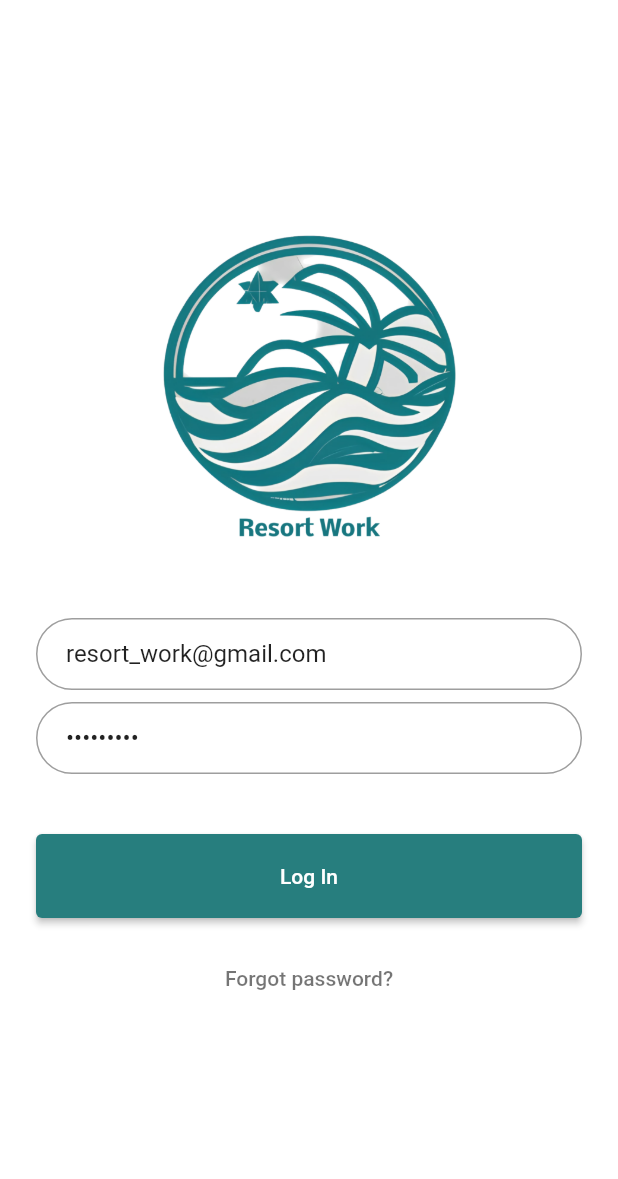
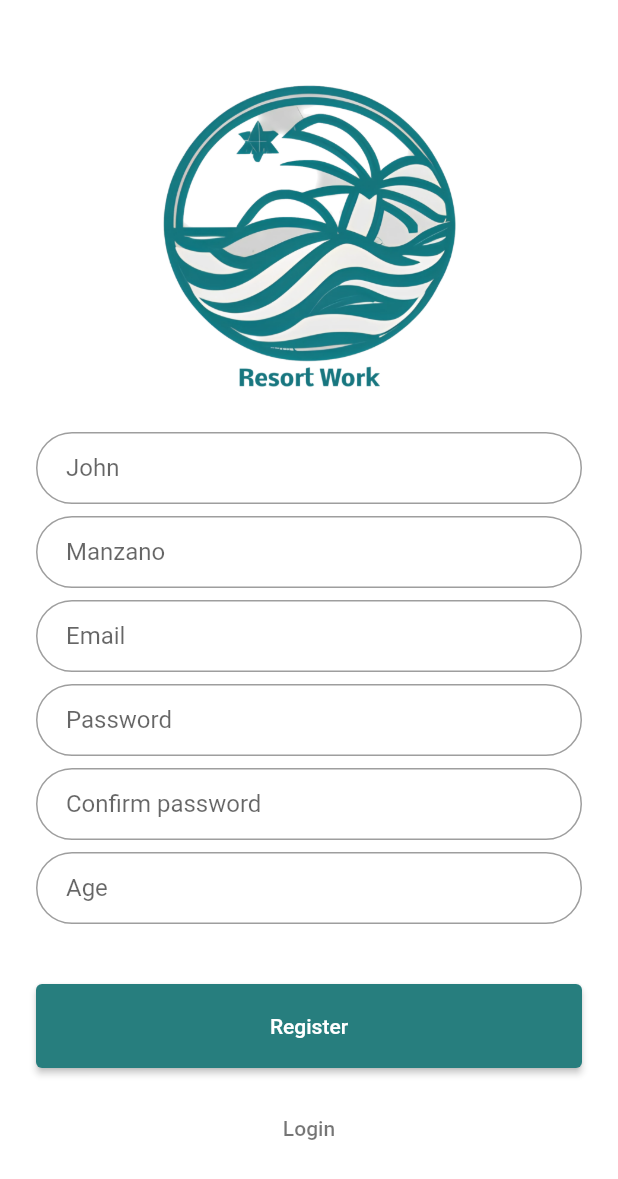
Before and after one commit to alexdevrr05/resort-work-app, a Flutter app: the screen it shows after launch, on a phone screen of 412 x 824 dp. Shown: the top 1179 px of the screen. Run offline on Flutter 3.47's test engine with Material 2 defaults, Android fonts, the phone set to English and light mode, and no system bars; our stand-ins replace cloud_firestore, firebase_auth, firebase_core, firebase_database; accounts and stored records are empty; generated files the repository leaves out were written again.

Commit message:
createUserWithEmailAndPassword added

```diff
--- a/lib/main.dart
+++ b/lib/main.dart
@@ -1,5 +1,6 @@
 import 'package:examen/screens/home/home.dart';
 import 'package:examen/screens/home/login.dart';
+import 'package:examen/screens/home/register_page.dart';
 import 'package:flutter/material.dart';
 import 'package:flutter/services.dart';
 
@@ -38,7 +39,7 @@ class MyApp extends StatelessWidget {
       ],
       locale: Locale('en', ''),
       // home: HomePage(),
-      home: LoginPage(),
+      home: RegisterPage(),
       title: 'Simple Jobs',
       theme: ThemeData(
         primaryColor: Color(0xFF43B1B7),
--- a/lib/screens/home/login.dart
+++ b/lib/screens/home/login.dart
@@ -1,4 +1,6 @@
 import 'package:examen/screens/home/home.dart';
+import 'package:examen/screens/home/register_page.dart';
+import 'package:firebase_auth/firebase_auth.dart';
 import 'package:flutter/material.dart';
 
 class LoginPage extends StatefulWidget {
@@ -8,7 +10,17 @@ class LoginPage extends StatefulWidget {
 }
 
 class _LoginPageState extends State<LoginPage> {
+  final _emailController = TextEditingController();
+  final _passwordlController = TextEditingController();
+  final _confirmPasswordlController = TextEditingController();
+
   @override
+  void dispose() {
+    _emailController.dispose();
+    _passwordlController.dispose();
+    super.dispose();
+  }
+
   Widget build(BuildContext context) {
     final logo = Hero(
       tag: 'hero',
@@ -19,10 +31,9 @@ class _LoginPageState extends State<LoginPage> {
       ),
     );
 
-    final email = TextFormField(
+    final email = TextField(
       keyboardType: TextInputType.emailAddress,
       autofocus: false,
-      initialValue: 'resort_work@gmail.com',
       decoration: InputDecoration(
         hintText: 'Email',
         contentPadding: EdgeInsets.fromLTRB(20.0, 10.0, 20.0, 10.0),
@@ -30,9 +41,9 @@ class _LoginPageState extends State<LoginPage> {
       ),
     );
 
-    final password = TextFormField(
+    final password = TextField(
+      controller: _passwordlController,
       autofocus: false,
-      initialValue: 'resort123',
       obscureText: true,
       decoration: InputDecoration(
         hintText: 'Password',
@@ -71,6 +82,17 @@ class _LoginPageState extends State<LoginPage> {
       onPressed: () {},
     );
 
+    final signInLabel = TextButton(
+      child: Text(
+        'Sign In',
+        style: TextStyle(color: Colors.black54),
+      ),
+      onPressed: () {
+        Navigator.of(context)
+            .push(MaterialPageRoute(builder: (context) => RegisterPage()));
+      },
+    );
+
     return Scaffold(
       backgroundColor: Colors.white,
       body: Center(
@@ -85,7 +107,10 @@ class _LoginPageState extends State<LoginPage> {
             password,
             SizedBox(height: 24.0),
             loginButton,
-            forgotLabel
+            SizedBox(height: 24.0),
+            forgotLabel,
+            SizedBox(height: 24.0),
+            signInLabel
           ],
         ),
       ),
--- /dev/null
+++ b/lib/screens/home/register_page.dart
@@ -0,0 +1,195 @@
+import 'package:cloud_firestore/cloud_firestore.dart';
+import 'package:examen/screens/home/home.dart';
+import 'package:examen/screens/home/login.dart';
+import 'package:firebase_auth/firebase_auth.dart';
+import 'package:flutter/material.dart';
+
+class RegisterPage extends StatefulWidget {
+  static String tag = 'register-page';
+  @override
+  _RegisterPageState createState() => new _RegisterPageState();
+}
+
+class _RegisterPageState extends State<RegisterPage> {
+  final _firstNameController = TextEditingController();
+  final _lastNameController = TextEditingController();
+  final _emailController = TextEditingController();
+  final _ageController = TextEditingController();
+  final _passwordlController = TextEditingController();
+  final _confirmPasswordlController = TextEditingController();
+
+  @override
+  void dispose() {
+    _firstNameController.dispose();
+    _lastNameController.dispose();
+    _emailController.dispose();
+    _ageController.dispose();
+    _passwordlController.dispose();
+    _confirmPasswordlController.dispose();
+    super.dispose();
+  }
+
+  Future signUp() async {
+    // authenticate user
+    if (!passwordConfirmed()) {
+      await FirebaseAuth.instance.createUserWithEmailAndPassword(
+          email: _emailController.text.trim(),
+          password: _passwordlController.text.trim());
+    }
+
+    // add user details
+    addUserDetails(
+      _firstNameController.text.trim(),
+      _lastNameController.text.trim(),
+      _emailController.text.trim(),
+      int.parse(_ageController.text.trim()),
+    );
+  }
+
+  Future addUserDetails(
+      String firstName, String lastName, String email, int age) async {
+    await FirebaseFirestore.instance.collection('users').add({
+      'first name': firstName,
+      'last name': lastName,
+      'email': email,
+      'age': age,
+    });
+  }
+
+  bool passwordConfirmed() {
+    if (_passwordlController.text.trim() ==
+        _confirmPasswordlController.text.trim()) {
+      return true;
+    } else {
+      return false;
+    }
+  }
+
+  Widget build(BuildContext context) {
+    final logo = Hero(
+      tag: 'hero',
+      child: CircleAvatar(
+        backgroundColor: Colors.transparent,
+        radius: 108.0,
+        child: Image.asset('assets/icons/forkgit.png'),
+      ),
+    );
+
+    final firstName = TextField(
+      autofocus: false,
+      controller: _firstNameController,
+      decoration: InputDecoration(
+        hintText: 'John',
+        contentPadding: EdgeInsets.fromLTRB(20.0, 10.0, 20.0, 10.0),
+        border: OutlineInputBorder(borderRadius: BorderRadius.circular(32.0)),
+      ),
+    );
+
+    final lastName = TextField(
+      autofocus: false,
+      controller: _lastNameController,
+      decoration: InputDecoration(
+        hintText: 'Manzano',
+        contentPadding: EdgeInsets.fromLTRB(20.0, 10.0, 20.0, 10.0),
+        border: OutlineInputBorder(borderRadius: BorderRadius.circular(32.0)),
+      ),
+    );
+
+    final age = TextField(
+      autofocus: false,
+      controller: _ageController,
+      decoration: InputDecoration(
+        hintText: 'Age',
+        contentPadding: EdgeInsets.fromLTRB(20.0, 10.0, 20.0, 10.0),
+        border: OutlineInputBorder(borderRadius: BorderRadius.circular(32.0)),
+      ),
+    );
+
+    final email = TextField(
+      keyboardType: TextInputType.emailAddress,
+      controller: _emailController,
+      autofocus: false,
+      decoration: InputDecoration(
+        hintText: 'Email',
+        contentPadding: EdgeInsets.fromLTRB(20.0, 10.0, 20.0, 10.0),
+        border: OutlineInputBorder(borderRadius: BorderRadius.circular(32.0)),
+      ),
+    );
+
+    final password = TextField(
+      autofocus: false,
+      controller: _passwordlController,
+      obscureText: true,
+      decoration: InputDecoration(
+        hintText: 'Password',
+        contentPadding: EdgeInsets.fromLTRB(20.0, 10.0, 20.0, 10.0),
+        border: OutlineInputBorder(borderRadius: BorderRadius.circular(32.0)),
+      ),
+    );
+
+    final confirmPassword = TextField(
+      controller: _confirmPasswordlController,
+      autofocus: false,
+      obscureText: true,
+      decoration: InputDecoration(
+        hintText: 'Confirm password',
+        contentPadding: EdgeInsets.fromLTRB(20.0, 10.0, 20.0, 10.0),
+        border: OutlineInputBorder(borderRadius: BorderRadius.circular(32.0)),
+      ),
+    );
+
+    final loginButton = Padding(
+      padding: EdgeInsets.symmetric(vertical: 16.0),
+      child: ElevatedButton(
+        style: ElevatedButton.styleFrom(
+            backgroundColor: Color.fromARGB(255, 39, 126, 126),
+            padding: const EdgeInsets.symmetric(horizontal: 50, vertical: 20)),
+        onPressed: () {
+          signUp();
+          // Navigator.of(context)
+          //     .push(MaterialPageRoute(builder: (context) => HomePage()));
+        },
+        child: Text('Register', style: TextStyle(color: Colors.white)),
+      ),
+    );
+
+    final signInLabel = TextButton(
+      child: Text(
+        'Login',
+        style: TextStyle(color: Colors.black54),
+      ),
+      onPressed: () {
+        Navigator.of(context)
+            .push(MaterialPageRoute(builder: (context) => LoginPage()));
+      },
+    );
+
+    return Scaffold(
+      backgroundColor: Colors.white,
+      body: Center(
+        child: ListView(
+          shrinkWrap: true,
+          padding: EdgeInsets.only(left: 24.0, right: 24.0),
+          children: <Widget>[
+            logo,
+            SizedBox(height: 24.0),
+            firstName,
+            SizedBox(height: 8.0),
+            lastName,
+            SizedBox(height: 8.0),
+            email,
+            SizedBox(height: 8.0),
+            password,
+            SizedBox(height: 8.0),
+            confirmPassword,
+            SizedBox(height: 8.0),
+            age,
+            SizedBox(height: 24.0),
+            loginButton,
+            signInLabel,
+          ],
+        ),
+      ),
+    );
+  }
+}
--- a/pubspec.yaml
+++ b/pubspec.yaml
@@ -41,6 +41,8 @@ dependencies:
   cupertino_icons: ^1.0.2
   firebase_core: ^2.3.0
   firebase_database: ^10.0.6
+  firebase_auth: ^4.4.0
+  cloud_firestore: ^4.5.0
 
 dev_dependencies:
   flutter_test:
```
Also changed, not shown: pubspec.lock, 1 other file.
